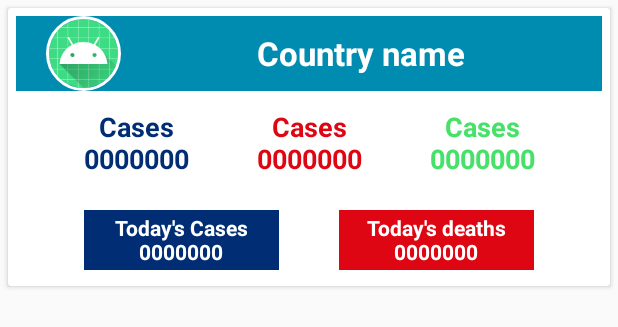
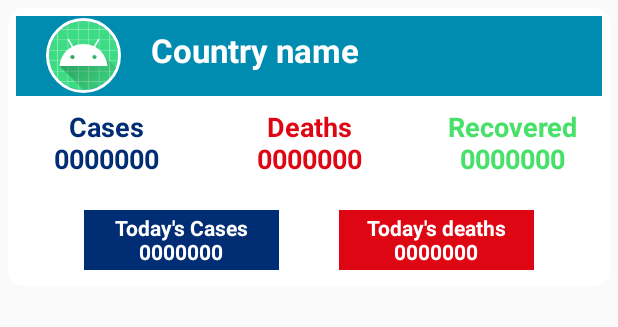
Before and after one commit to LennyDennis/Covid-19-Mobile-App, an Android app: the layout country_view.xml on its own in the app's theme, with its tools: preview values and no code run, on a phone screen of 412 x 824 dp. Shown: the top 327 px of the screen. Run offline under Robolectric (Android 15) with nearby library versions, the phone set to English and light mode, and no system bars.

Commit message:
- Set the countries recycler adapter to the countries' fragment recycler viewer

```diff
--- a/app/src/main/java/com/example/covid_19/network/NovelCovid19Api.java
+++ b/app/src/main/java/com/example/covid_19/network/NovelCovid19Api.java
@@ -2,6 +2,8 @@ package com.example.covid_19.network;
 
 import com.example.covid_19.models.CovidCountriesStats;
 import com.example.covid_19.models.TotalCovidStats;
+
+import java.util.List;
 
 import retrofit2.Call;
 import retrofit2.http.GET;
@@ -13,7 +15,7 @@ public interface NovelCovid19Api {
     Call<TotalCovidStats> getTotalCovidStats();
 
     @GET("countries?sort=cases")
-    Call<CovidCountriesStats> getAllCountriesCovidStats();
+    Call<List<CovidCountriesStats>> getAllCountriesCovidStats();
 
     @GET("countries/{country}")
     Call<CovidCountriesStats> getEachCountryCovidStats(@Path("country") String country);
--- a/app/src/main/res/layout/country_view.xml
+++ b/app/src/main/res/layout/country_view.xml
@@ -4,12 +4,13 @@
     android:layout_width="match_parent"
     android:layout_height="wrap_content"
     android:layout_margin="5dp"
-    android:background="@drawable/line_radius">
+    app:cardCornerRadius="10dp">
 
     <LinearLayout
         android:layout_width="match_parent"
-        android:layout_height="50dp"
+        android:layout_height="53dp"
         android:layout_margin="5dp"
+        android:gravity="center"
         android:background="@color/anotherBlue">
 
         <de.hdodenhof.circleimageview.CircleImageView
@@ -25,10 +26,11 @@
             android:id="@+id/country_name"
             android:layout_width="match_parent"
             android:layout_height="match_parent"
-            android:gravity="center"
+            android:layout_marginLeft="20dp"
+            android:layout_marginTop="5dp"
             android:text="Country name"
             android:textColor="@color/whiteColor"
-            android:textSize="22dp"
+            android:textSize="22sp"
             android:textStyle="bold" />
 
     </LinearLayout>
@@ -43,7 +45,7 @@
 
         <TextView
             android:id="@+id/country_cases"
-            android:layout_width="100dp"
+            android:layout_width="120dp"
             android:layout_height="wrap_content"
             android:gravity="center"
             android:text="Cases  0000000"
@@ -53,22 +55,22 @@
 
         <TextView
             android:id="@+id/country_deaths"
-            android:layout_width="100dp"
+            android:layout_width="120dp"
             android:layout_height="wrap_content"
             android:layout_marginLeft="15dp"
             android:layout_marginRight="15dp"
             android:gravity="center"
-            android:text="Cases  0000000"
+            android:text="Deaths  0000000"
             android:textColor="@color/redColor"
             android:textSize="18dp"
             android:textStyle="bold" />
 
         <TextView
             android:id="@+id/country_recoveries"
-            android:layout_width="100dp"
+            android:layout_width="120dp"
             android:layout_height="wrap_content"
             android:gravity="center"
-            android:text="Cases  0000000"
+            android:text="Recovered  0000000"
             android:textColor="@color/greenColor"
             android:textSize="18dp"
             android:textStyle="bold" />
--- a/app/src/main/res/layout/fragment_countries.xml
+++ b/app/src/main/res/layout/fragment_countries.xml
@@ -8,8 +8,7 @@
     <androidx.recyclerview.widget.RecyclerView
         android:id="@+id/countries_recyclerview"
         android:layout_width="match_parent"
-        android:layout_height="match_parent"
-        android:visibility="gone" />
+        android:layout_height="match_parent" />
 
     <TextView
         android:id="@+id/countries_error"
```
Also changed, not shown: app/src/main/java/com/example/covid_19/adapters/CountriesRecyclerViewAdapter.java (+11 -6 lines), app/src/main/java/com/example/covid_19/models/CountryInfo.java (+5 -5 lines), app/src/main/java/com/example/covid_19/models/CovidCountriesStats.java (+10 -10 lines), app/src/main/java/com/example/covid_19/ui/CountriesFragment.java (+59 -1 lines).
